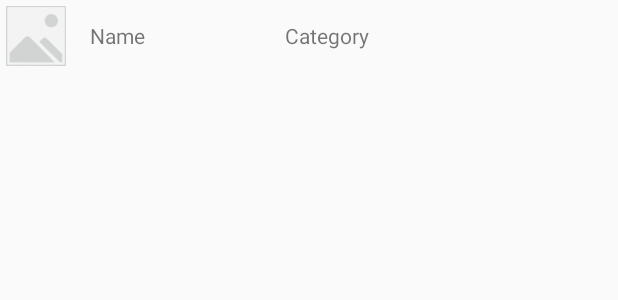
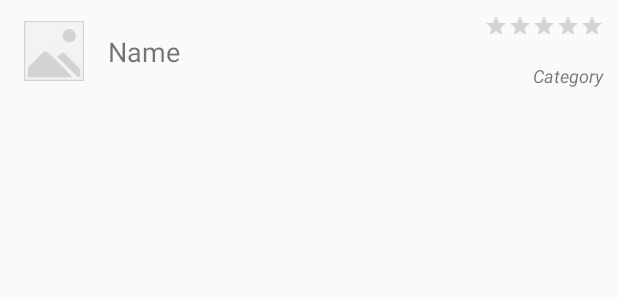
Before and after one commit to BmePictureTeam/android-app, an Android app: the layout row_item.xml on its own in the app's theme, with its tools: preview values and no code run, on a phone screen of 412 x 824 dp. Shown: the top 300 px of the screen. Run offline under Robolectric (Android 15) with nearby library versions, the phone set to English and light mode, and no system bars; network calls fail.

Commit message:
feat(*): refactor, ratings

```diff
--- /dev/null
+++ b/app/src/main/java/hu/bme/aut/pictureteam/services/Ratings.kt
@@ -0,0 +1 @@
+package hu.bme.aut.pictureteam.services
--- a/app/src/main/res/layout/list_view.xml
+++ b/app/src/main/res/layout/list_view.xml
@@ -42,8 +42,7 @@
         android:layout_height="wrap_content"
         app:layout_constraintTop_toBottomOf="@+id/constraintLayout2">
 
-    <include
-        layout="@layout/recycler_view"/>
+        <include layout="@layout/recycler_view" />
 
     </LinearLayout>
 
--- a/app/src/main/res/layout/row_item.xml
+++ b/app/src/main/res/layout/row_item.xml
@@ -1,36 +1,65 @@
 <?xml version="1.0" encoding="utf-8"?>
-<LinearLayout xmlns:android="http://schemas.android.com/apk/res/android"
+<androidx.constraintlayout.widget.ConstraintLayout xmlns:android="http://schemas.android.com/apk/res/android"
+    xmlns:app="http://schemas.android.com/apk/res-auto"
     xmlns:tools="http://schemas.android.com/tools"
+    android:id="@+id/row_item"
     android:layout_width="match_parent"
     android:layout_height="wrap_content"
     android:orientation="horizontal"
-    android:padding="4dp"
-    android:id="@+id/row_item">
+    android:padding="4dp">
 
     <ImageView
         android:id="@+id/row_image"
         android:layout_width="40dp"
         android:layout_height="40dp"
-        android:src="@drawable/placeholder"/>
+        android:layout_marginStart="12dp"
+        android:layout_marginLeft="12dp"
+        android:layout_marginTop="10dp"
+        android:layout_marginBottom="10dp"
+        android:src="@drawable/placeholder"
+        app:layout_constraintBottom_toBottomOf="parent"
+        app:layout_constraintStart_toStartOf="parent"
+        app:layout_constraintTop_toTopOf="parent" />
 
-    <LinearLayout
-        android:layout_width="match_parent"
+
+    <TextView
+        android:id="@+id/row_item_name"
+        android:layout_width="wrap_content"
         android:layout_height="wrap_content"
-        android:layout_gravity="center_vertical"
         android:layout_marginStart="16dp"
         android:layout_marginLeft="16dp"
-        android:orientation="horizontal">
+        android:layout_marginEnd="16dp"
+        android:layout_marginRight="16dp"
+        android:textSize="18sp"
+        app:layout_constraintBottom_toBottomOf="parent"
+        app:layout_constraintLeft_toRightOf="@id/row_image"
+        app:layout_constraintTop_toTopOf="parent"
+        tools:text="Name" />
 
-        <TextView
-            android:id="@+id/row_item_name"
-            android:layout_width="130dp"
-            android:layout_height="wrap_content"
-            tools:text="Name" />
+    <RatingBar
+        android:id="@+id/row_image_rating"
+        style="?android:attr/ratingBarStyleSmall"
+        android:layout_width="wrap_content"
+        android:layout_height="match_parent"
+        android:layout_marginTop="5dp"
+        android:layout_marginEnd="5dp"
+        android:layout_marginRight="10dp"
+        android:isIndicator="true"
+        android:numStars="5"
+        android:stepSize="0.5"
+        app:layout_constraintRight_toRightOf="parent"
+        app:layout_constraintTop_toTopOf="parent" />
 
-        <TextView
-            android:id="@+id/row_item_category"
-            android:layout_width="match_parent"
-            android:layout_height="wrap_content"
-            tools:text="Category" />
-    </LinearLayout>
-</LinearLayout>
+    <TextView
+        android:id="@+id/row_item_categories"
+        android:layout_width="wrap_content"
+        android:layout_height="wrap_content"
+        android:layout_marginEnd="5dp"
+        android:layout_marginRight="5dp"
+        android:layout_marginBottom="5dp"
+        android:textSize="12sp"
+        android:textStyle="italic"
+        app:layout_constraintBottom_toBottomOf="parent"
+        app:layout_constraintRight_toRightOf="parent"
+        tools:text="Category" />
+</androidx.constraintlayout.widget.ConstraintLayout>
```
Also changed, not shown: app/src/main/java/hu/bme/aut/pictureteam/models/Picture.kt (+9 -16 lines), app/src/main/java/hu/bme/aut/pictureteam/services/Api.kt (+16 -9 lines), app/src/main/java/hu/bme/aut/pictureteam/services/Categories.kt (+9 -5 lines), app/src/main/java/hu/bme/aut/pictureteam/services/PictureInteractions.kt (+15 -12 lines), app/src/main/java/hu/bme/aut/pictureteam/ui/main/PictureAdapter.kt (+19 -1 lines), app/src/main/java/hu/bme/aut/pictureteam/ui/main/UploadView.kt (+4 -10 lines).
